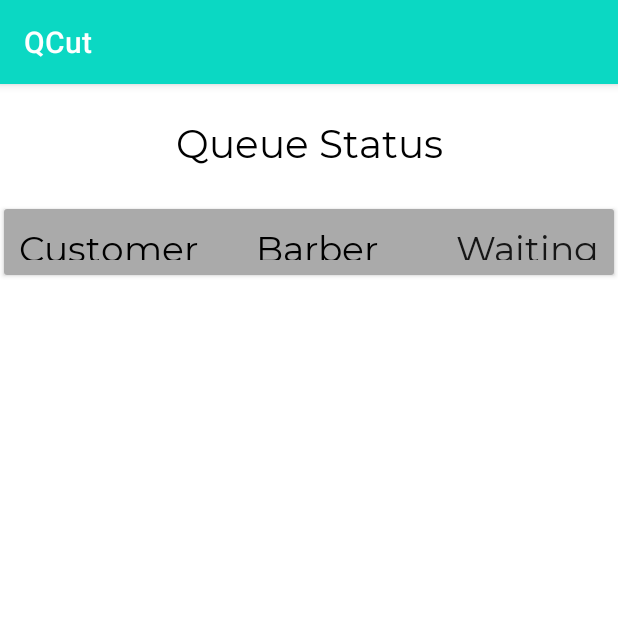
After one commit to amitraj83/qcutbizfinal, an Android app: the fragment CustomerViewFragment shown on its own in the app's theme, on a phone screen of 412 x 824 dp, the top half of it. The commit adds this screen. Run offline under Robolectric (Android 15) with nearby library versions, the light colour scheme and no system bars; our stand-ins replace Firebase (no records; nobody signed in at launch, a user with empty details on screens opened directly).

Commit message:
Customer view merged

```diff
--- /dev/null
+++ b/app/src/main/java/com/qcut/biz/presenters/fragments/CustomerViewPresenter.java
@@ -0,0 +1,106 @@
+package com.qcut.biz.presenters.fragments;
+
+import android.content.Context;
+import android.content.SharedPreferences;
+import android.net.Uri;
+import android.widget.ImageView;
+
+import androidx.annotation.NonNull;
+
+import com.google.android.gms.tasks.OnCompleteListener;
+import com.google.android.gms.tasks.OnFailureListener;
+import com.google.android.gms.tasks.OnSuccessListener;
+import com.google.android.gms.tasks.Task;
+import com.google.firebase.FirebaseApp;
+import com.google.firebase.database.DataSnapshot;
+import com.google.firebase.database.DatabaseError;
+import com.google.firebase.database.DatabaseReference;
+import com.google.firebase.database.FirebaseDatabase;
+import com.google.firebase.database.ValueEventListener;
+import com.google.firebase.storage.FirebaseStorage;
+import com.google.firebase.storage.OnProgressListener;
+import com.google.firebase.storage.StorageReference;
+import com.google.firebase.storage.UploadTask;
+import com.qcut.biz.adaptors.CustomerViewAdapter;
+import com.qcut.biz.models.Barber;
+import com.qcut.biz.models.BarberQueue;
+import com.qcut.biz.models.Customer;
+import com.qcut.biz.util.DBUtils;
+import com.qcut.biz.util.LogUtils;
+import com.qcut.biz.util.MappingUtils;
+import com.qcut.biz.views.AddBarberView;
+import com.qcut.biz.views.CustomerView;
+
+import org.apache.commons.lang3.StringUtils;
+
+import java.util.ArrayList;
+import java.util.Collections;
+import java.util.Comparator;
+import java.util.Iterator;
+import java.util.List;
+import java.util.UUID;
+
+import static android.content.Context.MODE_PRIVATE;
+
+public class CustomerViewPresenter {
+
+    private String userid;
+    private CustomerView view;
+    private SharedPreferences preferences;
+    private Context context;
+    private FirebaseDatabase database;
+    private StorageReference storageReference;
+
+    public CustomerViewPresenter(CustomerView view, Context context) {
+        this.view = view;
+        this.context = context;
+        this.preferences = context.getSharedPreferences("login", MODE_PRIVATE);
+        FirebaseApp.initializeApp(context);
+        database = FirebaseDatabase.getInstance();
+        storageReference = FirebaseStorage.getInstance().getReference();
+        userid = preferences.getString("userid", null);
+    }
+
+    public void addBarberQueueChangeListener() {
+        DBUtils.getDbRefBarberQueues(database, userid).addValueEventListener(new ValueEventListener() {
+
+            @Override
+            public void onDataChange(@NonNull DataSnapshot dataSnapshot) {
+                if (dataSnapshot.exists()) {
+                    ArrayList<Customer> dataSet = new ArrayList<>();
+                    Iterator<DataSnapshot> barberIterator = dataSnapshot.getChildren().iterator();
+                    while (barberIterator.hasNext()) {
+                        final BarberQueue barberQueue = MappingUtils.mapToBarberQueue(barberIterator.next());
+                        if (barberQueue.getCustomers().size() > 0) {
+                            for (Customer customer : barberQueue.getCustomers()) {
+                                if (customer.isInProgress() || customer.isInQueue()) {
+                                    dataSet.add(customer);
+                                }
+                            }
+                        }
+                    }
+                    Collections.sort(dataSet, new CustomerArrivalTimeComparator());
+                    CustomerViewAdapter adapter = new CustomerViewAdapter(context, database, userid, storageReference, dataSet);
+                    view.setCustomerViewAdaptor(adapter);
+                }
+            }
+
+            @Override
+            public void onCancelled(@NonNull DatabaseError databaseError) {
+            }
+        });
+    }
+
+    private static class CustomerArrivalTimeComparator implements Comparator<Customer> {
+        @Override
+        public int compare(Customer o1, Customer o2) {
+            if (o1.getTimeFirstAddedInQueue() > o2.getTimeFirstAddedInQueue()) {
+                return 1;
+            } else if (o1.getTimeFirstAddedInQueue() == o2.getTimeFirstAddedInQueue()) {
+                return 0;
+            } else {
+                return -1;
+            }
+        }
+    }
+}
--- a/app/src/main/java/com/qcut/biz/presenters/fragments/WaitingListPresenter.java
+++ b/app/src/main/java/com/qcut/biz/presenters/fragments/WaitingListPresenter.java
@@ -113,7 +113,7 @@ public class WaitingListPresenter {
                             }
                         }
                         final DatabaseReference queueRef = DBUtils.getDbRefBarberQueue(database, userid, selectedBarberKey);
-                        customerBuilder.preferredBarberKey(selectedBarberKey);
+                        customerBuilder.preferredBarberKey(selectedBarberKey).actualBarberId(selectedBarberKey);
                         pushCustomerToDB(customerBuilder, queueRef, bq);
                     }
                 }
--- a/app/src/main/java/com/qcut/biz/presenters/fragments/WaitingPresenter.java
+++ b/app/src/main/java/com/qcut/biz/presenters/fragments/WaitingPresenter.java
@@ -53,7 +53,7 @@ public class WaitingPresenter {
     public void initializeTab() {
         DBUtils.getDbRefBarbers(database, userid)
                 .addChildEventListener(new BarberQueueStatusChangeListener(database, userid, view));
-        DBUtils.getDbRefAllBarberQueues(database, userid).addChildEventListener(new BarberQueueChangeListener(database, userid));
+        DBUtils.getDbRefBarberQueues(database, userid).addChildEventListener(new BarberQueueChangeListener(database, userid));
         DBUtils.getBarbersQueues(database, userid, new OnSuccessListener<List<BarberQueue>>() {
             @Override
             public void onSuccess(List<BarberQueue> barberQueues) {
--- a/app/src/main/java/com/qcut/biz/tasks/FetchBarbersQueuesTask.java
+++ b/app/src/main/java/com/qcut/biz/tasks/FetchBarbersQueuesTask.java
@@ -35,7 +35,7 @@ public class FetchBarbersQueuesTask implements Continuation<Map<String, Barber>,
         final TaskCompletionSource<List<BarberQueue>> tcs = new TaskCompletionSource();
         final Map<String, Barber> barberMap = barbersMapTask.getResult();
 
-        DBUtils.getDbRefAllBarberQueues(database, userid).addListenerForSingleValueEvent(new ValueEventListener() {
+        DBUtils.getDbRefBarberQueues(database, userid).addListenerForSingleValueEvent(new ValueEventListener() {
             @Override
             public void onDataChange(DataSnapshot dataSnapshot) {
                 LogUtils.info("Queues loaded");
--- a/app/src/main/java/com/qcut/biz/util/DBUtils.java
+++ b/app/src/main/java/com/qcut/biz/util/DBUtils.java
@@ -46,7 +46,7 @@ public class DBUtils {
         return database.getReference().child(Barber.BARBERS).child(userid).child(barberKey);
     }
 
-    public static DatabaseReference getDbRefAllBarberQueues(FirebaseDatabase database, String userid) {
+    public static DatabaseReference getDbRefBarberQueues(FirebaseDatabase database, String userid) {
         return database.getReference().child(BarberQueue.BARBER_WAITING_QUEUES).child(buildShopIdForToday(userid));
     }
 
--- /dev/null
+++ b/app/src/main/java/com/qcut/biz/views/CustomerView.java
@@ -0,0 +1,14 @@
+package com.qcut.biz.views;
+
+import android.net.Uri;
+import android.widget.ImageView;
+
+import com.qcut.biz.adaptors.CustomerViewAdapter;
+import com.qcut.biz.models.Barber;
+
+import java.util.List;
+
+public interface CustomerView {
+
+    void setCustomerViewAdaptor(CustomerViewAdapter adapter);
+}
--- /dev/null
+++ b/app/src/main/java/com/qcut/biz/views/fragments/CustomerViewFragment.java
@@ -0,0 +1,51 @@
+package com.qcut.biz.views.fragments;
+
+import android.content.Context;
+import android.os.Bundle;
+import android.view.LayoutInflater;
+import android.view.View;
+import android.view.ViewGroup;
+
+import androidx.annotation.NonNull;
+import androidx.fragment.app.Fragment;
+import androidx.recyclerview.widget.DefaultItemAnimator;
+import androidx.recyclerview.widget.LinearLayoutManager;
+import androidx.recyclerview.widget.RecyclerView;
+
+import com.qcut.biz.R;
+import com.qcut.biz.adaptors.CustomerViewAdapter;
+import com.qcut.biz.presenters.fragments.CustomerViewPresenter;
+import com.qcut.biz.views.CustomerView;
+
+public class CustomerViewFragment extends Fragment implements CustomerView {
+
+
+    private CustomerViewPresenter presenter;
+    private RecyclerView customerViewLV;
+
+    @Override
+    public void onAttach(@NonNull Context context) {
+        super.onAttach(context);
+        if (presenter == null) {
+            presenter = new CustomerViewPresenter(this, context);
+        }
+        presenter.addBarberQueueChangeListener();
+    }
+
+    public View onCreateView(@NonNull LayoutInflater inflater,
+                             ViewGroup container, Bundle savedInstanceState) {
+        View root = inflater.inflate(R.layout.customer_view, container, false);
+        final Context context = getContext();
+        presenter = new CustomerViewPresenter(this, context);
+        customerViewLV = root.findViewById(R.id.global_queue);
+        RecyclerView.LayoutManager mLayoutManager = new LinearLayoutManager(context.getApplicationContext());
+        customerViewLV.setLayoutManager(mLayoutManager);
+        customerViewLV.setItemAnimator(new DefaultItemAnimator());
+        return root;
+    }
+
+    @Override
+    public void setCustomerViewAdaptor(CustomerViewAdapter adapter) {
+        customerViewLV.setAdapter(adapter);
+    }
+}
--- /dev/null
+++ b/app/src/main/res/drawable/customer_view_24dp.xml
@@ -0,0 +1,5 @@
+<vector android:height="24dp" android:tint="#0BD8C3"
+    android:viewportHeight="24.0" android:viewportWidth="24.0"
+    android:width="24dp" xmlns:android="http://schemas.android.com/apk/res/android">
+    <path android:fillColor="#FF000000" android:pathData="M21,3L3,3c-1.1,0 -2,0.9 -2,2v12c0,1.1 0.9,2 2,2h5v2h8v-2h5c1.1,0 1.99,-0.9 1.99,-2L23,5c0,-1.1 -0.9,-2 -2,-2zM21,17L3,17L3,5h18v12zM19,8L8,8v2h11L19,8zM19,12L8,12v2h11v-2zM7,8L5,8v2h2L7,8zM7,12L5,12v2h2v-2z"/>
+</vector>
--- /dev/null
+++ b/app/src/main/res/layout/customer_view.xml
@@ -0,0 +1,96 @@
+<?xml version="1.0" encoding="utf-8"?>
+<LinearLayout xmlns:android="http://schemas.android.com/apk/res/android"
+    xmlns:card_view="http://schemas.android.com/apk/res-auto"
+    android:orientation="vertical" android:layout_width="match_parent"
+    android:layout_height="match_parent"
+    android:weightSum="10">
+
+    <TextView
+        android:layout_width="match_parent"
+        android:layout_height="0dp"
+        android:text="Queue Status"
+        android:gravity="center"
+        android:layout_margin="10dp"
+        android:fontFamily="@font/montserrat_regular"
+        android:textSize="@dimen/dialogHeadingTextSize"
+        android:textColor="@android:color/black"
+        android:layout_weight="0.8"/>
+
+
+    <androidx.cardview.widget.CardView
+        android:layout_width="match_parent"
+        card_view:cardElevation="2dp"
+        card_view:cardUseCompatPadding="true"
+        android:layout_height="0dp"
+        android:layout_weight="0.7"
+        android:layout_alignParentTop="true"
+        android:layout_marginTop="0dp"
+        android:background="@android:color/darker_gray">
+
+        <LinearLayout
+            android:layout_width="match_parent"
+            android:layout_height="match_parent"
+            android:weightSum="3"
+            android:orientation="horizontal">
+            <TextView
+                android:id="@+id/cust_name"
+                android:layout_width="0dp"
+                android:layout_weight="1"
+                android:layout_height="match_parent"
+                android:paddingLeft="10dp"
+                android:text="Customer"
+                android:fontFamily="@font/montserrat_regular"
+                android:gravity="center_vertical"
+                android:textSize="24sp"
+                android:paddingTop="10dp"
+                android:paddingBottom="10dp"
+                android:textColor="@android:color/black"
+                android:background="@android:color/darker_gray"
+                />
+
+            <TextView
+                android:id="@+id/cust_barber"
+                android:layout_width="0dp"
+                android:layout_weight="1"
+                android:layout_height="match_parent"
+                android:paddingLeft="10dp"
+                android:text="Barber"
+                android:textColor="@android:color/black"
+                android:gravity="center"
+                android:fontFamily="@font/montserrat_regular"
+                android:textSize="24sp"
+                android:paddingTop="10dp"
+                android:paddingBottom="10dp"
+                android:background="@android:color/darker_gray"
+                />
+
+            <TextView
+                android:id="@+id/cust_waiting_time"
+                android:layout_width="0dp"
+                android:layout_weight="1"
+                android:layout_height="match_parent"
+                android:layout_gravity="end"
+                android:drawablePadding="5dp"
+                android:paddingRight="10dp"
+                android:text="Waiting Time"
+                android:gravity="right"
+                android:fontFamily="@font/montserrat_regular"
+                android:textSize="24sp"
+                android:paddingTop="10dp"
+                android:paddingBottom="10dp"
+                android:background="@android:color/darker_gray"/>
+        </LinearLayout>
+
+
+    </androidx.cardview.widget.CardView>
+
+    <androidx.recyclerview.widget.RecyclerView
+        android:id="@+id/global_queue"
+        android:layout_width="match_parent"
+        android:layout_height="0dp"
+        android:layout_marginStart="10dp"
+        android:layout_marginLeft="10dp"
+        android:layout_marginEnd="9dp"
+        android:layout_marginRight="9dp"
+        android:layout_weight="8.5"/>
+</LinearLayout>
--- a/app/src/main/res/navigation/mobile_navigation.xml
+++ b/app/src/main/res/navigation/mobile_navigation.xml
@@ -16,7 +16,11 @@
         android:name="com.qcut.biz.views.fragments.WaitingListFragment"
         android:label="Waiting List"
         tools:layout="@layout/fragment_waiting_list" />
-
+    <fragment
+        android:id="@+id/frag_customer_view"
+        android:name="com.qcut.biz.views.fragments.CustomerViewFragment"
+        android:label="Customer View"
+        tools:layout="@layout/customer_view" />
     <fragment
         android:id="@+id/nav_go_online"
         android:name="com.qcut.biz.views.fragments.GoOnlineFragment"
```
Also changed, not shown: app/src/main/java/com/qcut/biz/adaptors/CustomerViewAdapter.java (added, +104 -0 lines), app/src/main/java/com/qcut/biz/presenters/activities/MainPresenter.java (+3 -7 lines), app/src/main/res/layout/global_queue_row.xml (added, +81 -0 lines), app/src/main/res/menu/activity_profile_drawer.xml (+3 -5 lines).
